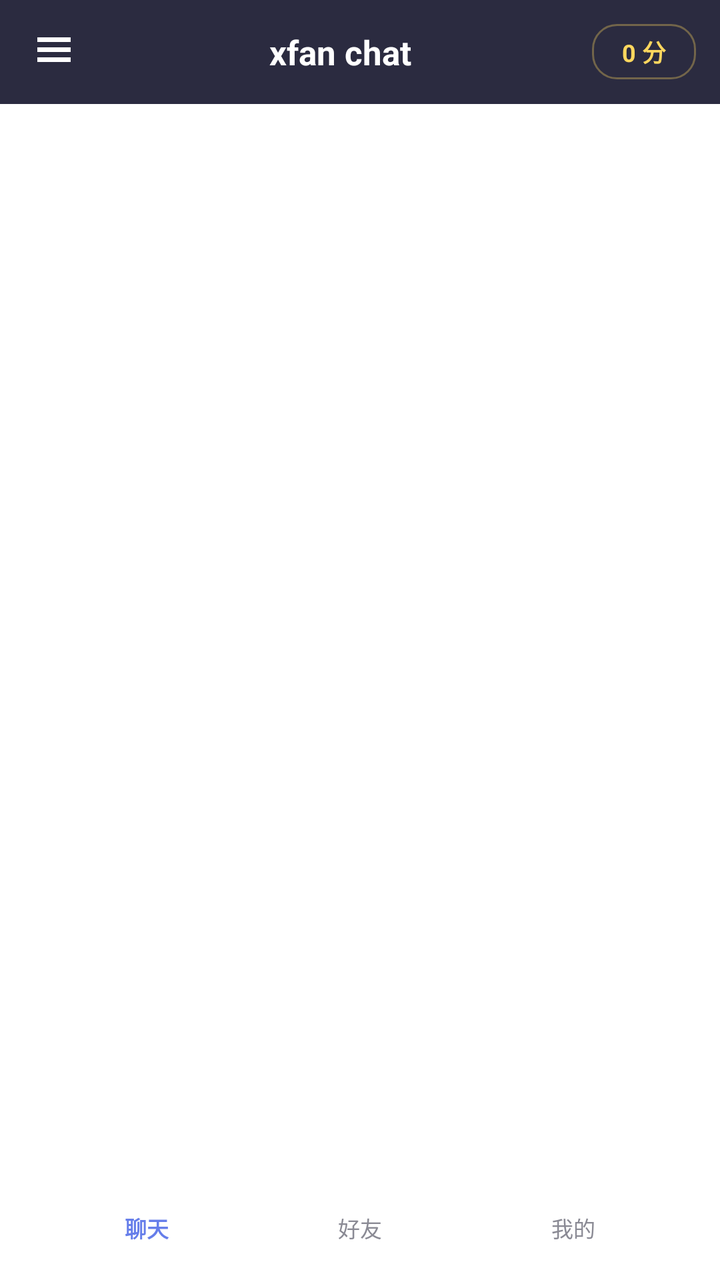
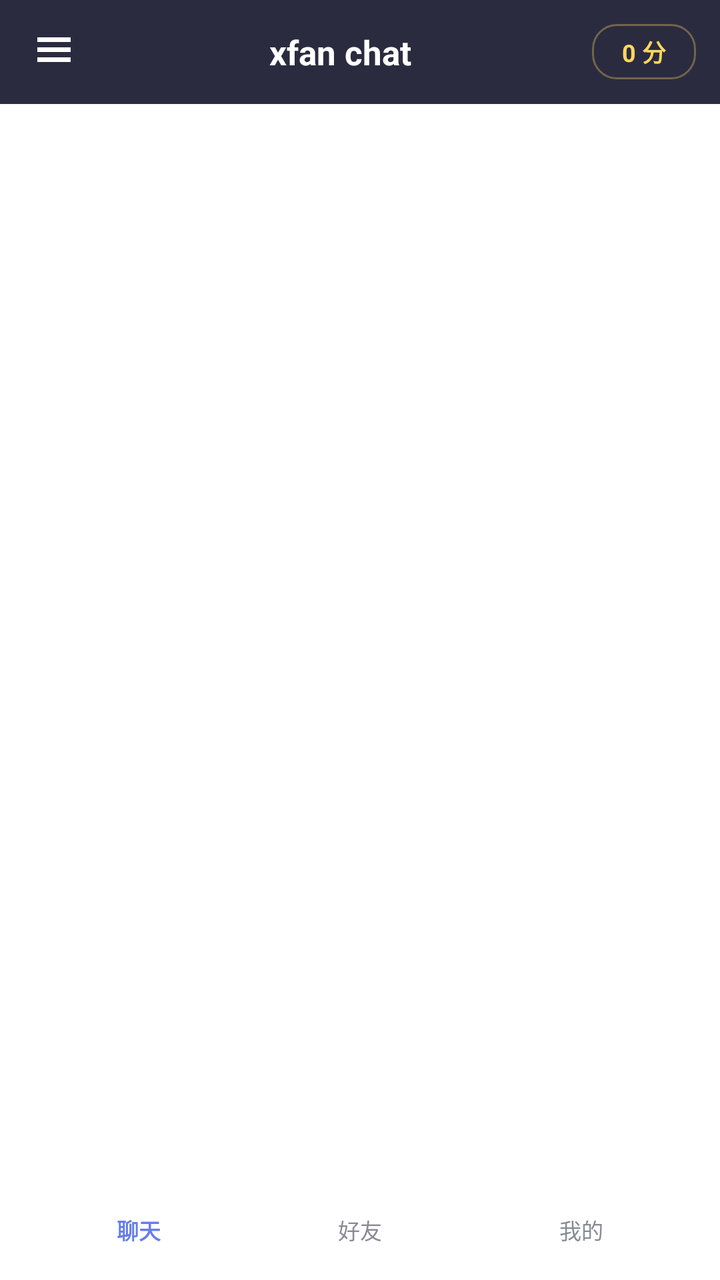

The first picture is an Android layout as it rendered before a commit; the second is the same layout after the commit. The layout source and the unified diff follow.
<!-- AndroidManifest.xml: application theme AppTheme -->
<!-- res/layout/activity_main.xml -->
<?xml version="1.0" encoding="utf-8"?>
<FrameLayout xmlns:android="http://schemas.android.com/apk/res/android"
    android:layout_width="match_parent"
    android:layout_height="match_parent"
>

    
    <LinearLayout
        android:layout_width="match_parent"
        android:layout_height="match_parent"
        android:orientation="vertical">

        <LinearLayout
            android:id="@+id/topBar"
            android:layout_width="match_parent"
            android:layout_height="52dp"
            android:background="@color/primary"
            android:gravity="center_vertical"
            android:orientation="horizontal"
            android:paddingLeft="6dp"
            android:paddingRight="12dp">

            <ImageButton
                android:id="@+id/btnDrawer"
                android:layout_width="42dp"
                android:layout_height="42dp"
                android:background="@null"
                android:contentDescription="@string/drawer_title"
                android:src="@drawable/ic_menu"
                android:tint="@color/text_light" />

            <TextView
                android:id="@+id/tvTitle"
                android:layout_width="0dp"
                android:layout_height="wrap_content"
                android:layout_weight="1"
                android:ellipsize="end"
                android:gravity="center"
                android:maxLines="1"
                android:text="@string/app_name"
                android:textColor="@color/text_light"
                android:textSize="17sp"
                android:textStyle="bold" />

            
            <TextView
                android:id="@+id/tvPoints"
                android:layout_width="wrap_content"
                android:layout_height="wrap_content"
                android:layout_marginLeft="4dp"
                android:layout_weight="0"
                android:background="@drawable/bg_top_chip"
                android:ellipsize="end"
                android:gravity="center"
                android:maxLines="1"
                android:minWidth="52dp"
                android:paddingLeft="10dp"
                android:paddingTop="5dp"
                android:paddingRight="10dp"
                android:paddingBottom="5dp"
                android:text="0 分"
                android:textColor="#FFD75E"
                android:textSize="12sp"
                android:textStyle="bold"
                android:visibility="visible" />
        </LinearLayout>

        <FrameLayout
            android:id="@+id/content"
            android:layout_width="match_parent"
            android:layout_height="0dp"
            android:layout_weight="1" />

        
        <FrameLayout
            android:id="@+id/dockWrap"
            android:layout_width="match_parent"
            android:layout_height="66dp"
            android:paddingLeft="14dp"
            android:paddingTop="6dp"
            android:paddingRight="14dp"
            android:paddingBottom="14dp">

            
            <FrameLayout
                android:id="@+id/dockGlass"
                android:layout_width="match_parent"
                android:layout_height="match_parent" />

            
            <View
                android:id="@+id/dockIndicator"
                android:layout_width="0dp"
                android:layout_height="match_parent"
                android:layout_gravity="center_vertical"
                android:background="@drawable/bg_dock_pill"
                android:visibility="invisible" />

            <LinearLayout
                android:id="@+id/bottomBar"
                android:layout_width="match_parent"
                android:layout_height="match_parent"
                android:background="@null"
                android:orientation="horizontal"
                android:paddingLeft="6dp"
                android:paddingRight="6dp">

                
                <LinearLayout
                    android:id="@+id/tabChat"
                    android:layout_width="0dp"
                    android:layout_height="match_parent"
                    android:layout_weight="1"
                    android:gravity="center"
                    android:orientation="vertical">

                    <ImageView
                        android:id="@+id/icChat"
                        android:layout_width="20dp"
                        android:layout_height="20dp"
                        android:contentDescription="@string/tab_chat"
                        android:src="@drawable/ic_tab_chat" />

                    <TextView
                        android:id="@+id/tvChat"
                        android:layout_width="wrap_content"
                        android:layout_height="wrap_content"
                        android:layout_marginTop="2dp"
                        android:text="@string/tab_chat"
                        android:textColor="@color/accent"
                        android:textSize="11sp"
                        android:textStyle="bold" />
                </LinearLayout>

                <LinearLayout
                    android:id="@+id/tabFriends"
                    android:layout_width="0dp"
                    android:layout_height="match_parent"
                    android:layout_weight="1"
                    android:gravity="center"
                    android:orientation="vertical">

                    <ImageView
                        android:id="@+id/icFriends"
                        android:layout_width="20dp"
                        android:layout_height="20dp"
                        android:contentDescription="@string/tab_friends"
                        android:src="@drawable/ic_tab_friends" />

                    <TextView
                        android:id="@+id/tvFriends"
                        android:layout_width="wrap_content"
                        android:layout_height="wrap_content"
                        android:layout_marginTop="2dp"
                        android:text="@string/tab_friends"
                        android:textColor="@color/text_sub"
                        android:textSize="11sp" />
                </LinearLayout>

                <LinearLayout
                    android:id="@+id/tabMe"
                    android:layout_width="0dp"
                    android:layout_height="match_parent"
                    android:layout_weight="1"
                    android:gravity="center"
                    android:orientation="vertical">

                    <ImageView
                        android:id="@+id/icMe"
                        android:layout_width="20dp"
                        android:layout_height="20dp"
                        android:contentDescription="@string/tab_me"
                        android:src="@drawable/ic_tab_me" />

                    <TextView
                        android:id="@+id/tvMe"
                        android:layout_width="wrap_content"
                        android:layout_height="wrap_content"
                        android:layout_marginTop="2dp"
                        android:text="@string/tab_me"
                        android:textColor="@color/text_sub"
                        android:textSize="11sp" />
                </LinearLayout>
            </LinearLayout>
        </FrameLayout>
    </LinearLayout>

    
    <FrameLayout
        android:id="@+id/drawerRoot"
        android:layout_width="match_parent"
        android:layout_height="match_parent"
        android:visibility="gone">

        <View
            android:id="@+id/drawerMask"
            android:layout_width="match_parent"
            android:layout_height="match_parent"
            android:background="@color/mask" />

        <LinearLayout
            android:id="@+id/drawerPanel"
            android:layout_width="270dp"
            android:layout_height="match_parent"
            android:layout_gravity="start"
            android:background="@color/bg_drawer"
            android:orientation="vertical">

            <TextView
                android:layout_width="match_parent"
                android:layout_height="52dp"
                android:background="@color/primaryDark"
                android:gravity="center_vertical"
                android:paddingLeft="16dp"
                android:text="@string/drawer_title"
                android:textColor="@color/text_drawer"
                android:textSize="16sp"
                android:textStyle="bold" />

            <ScrollView
                android:layout_width="match_parent"
                android:layout_height="0dp"
                android:layout_weight="1">

                <LinearLayout
                    android:id="@+id/drawerBody"
                    android:layout_width="match_parent"
                    android:layout_height="wrap_content"
                    android:orientation="vertical"
                    android:padding="12dp" />
            </ScrollView>
        </LinearLayout>
    </FrameLayout>
</FrameLayout>
<!-- resources referenced by this layout -->
<resources>
  <color name="accent">#667EEA</color>
  <color name="bg_drawer">#232336</color>
  <color name="mask">#99000000</color>
  <color name="primary">#2B2B40</color>
  <color name="primaryDark">#1B1B28</color>
  <color name="text_drawer">#5FE3F0</color>
  <color name="text_light">#FFFFFF</color>
  <color name="text_sub">#8A8A94</color>
  <!-- drawable bg_dock_pill (drawable) -->
  <?xml version="1.0" encoding="utf-8"?>
  <shape xmlns:android="http://schemas.android.com/apk/res/android"
      android:shape="rectangle">
      <gradient
          android:angle="270"
          android:endColor="#CC1B3A6B"
          android:startColor="#F22B4E8F"
          android:type="linear" />
      <stroke
          android:width="1dp"
          android:color="#99FFFFFF" />
      <corners android:radius="22dp" />
  </shape>
  <!-- drawable bg_top_chip (drawable) -->
  <?xml version="1.0" encoding="utf-8"?>
  <shape xmlns:android="http://schemas.android.com/apk/res/android"
      android:shape="rectangle">
      <solid android:color="#00000000" />
      <stroke android:width="1dp" android:color="#55FFD75E" />
      <corners android:radius="12dp" />
  </shape>
  <!-- drawable ic_tab_chat (drawable) -->
  <?xml version="1.0" encoding="utf-8"?>
  <layer-list xmlns:android="http://schemas.android.com/apk/res/android">
      <item
          android:width="18dp"
          android:height="14dp"
          android:gravity="center">
          <shape android:shape="rectangle">
              <solid android:color="#FFFFFFFF" />
              <corners android:radius="4dp" />
          </shape>
      </item>
      <item
          android:width="6dp"
          android:height="5dp"
          android:gravity="bottom|center_horizontal"
          android:bottom="7dp"
          android:left="9dp">
          <rotate android:fromDegrees="45">
              <shape android:shape="rectangle">
                  <solid android:color="#FFFFFFFF" />
              </shape>
          </rotate>
      </item>
  </layer-list>
  <!-- drawable ic_tab_friends (drawable) -->
  <?xml version="1.0" encoding="utf-8"?>
  <layer-list xmlns:android="http://schemas.android.com/apk/res/android">
      <item
          android:width="9dp"
          android:height="9dp"
          android:gravity="center"
          android:right="7dp"
          android:bottom="2dp">
          <shape android:shape="oval">
              <solid android:color="#FFFFFFFF" />
          </shape>
      </item>
      <item
          android:width="11dp"
          android:height="11dp"
          android:gravity="center"
          android:left="6dp"
          android:top="1dp">
          <shape android:shape="oval">
              <solid android:color="#FFFFFFFF" />
          </shape>
      </item>
  </layer-list>
  <!-- drawable ic_tab_me (drawable) -->
  <?xml version="1.0" encoding="utf-8"?>
  <layer-list xmlns:android="http://schemas.android.com/apk/res/android">
      <item
          android:width="8dp"
          android:height="8dp"
          android:gravity="center_horizontal|top"
          android:top="3dp">
          <shape android:shape="oval">
              <solid android:color="#FFFFFFFF" />
          </shape>
      </item>
      <item
          android:width="16dp"
          android:height="8dp"
          android:gravity="center_horizontal|bottom">
          <shape android:shape="rectangle">
              <solid android:color="#FFFFFFFF" />
              <corners
                  android:topLeftRadius="8dp"
                  android:topRightRadius="8dp" />
          </shape>
      </item>
  </layer-list>
  <string name="app_name">xfan chat</string>
  <string name="drawer_title">个性化</string>
  <string name="tab_chat">聊天</string>
  <string name="tab_friends">好友</string>
  <string name="tab_me">我的</string>
  <color name="bg">#FFFFFF</color>
  <!-- unchanged entries left out for length: 2 -->
</resources>

<!-- the commit's change to res/layout/activity_main.xml (unified diff, before → after) -->
@@ -101,11 +101,8 @@
                 android:layout_width="match_parent"
                 android:layout_height="match_parent"
                 android:background="@null"
-                android:orientation="horizontal"
-                android:paddingLeft="6dp"
-                android:paddingRight="6dp">
-
-                
+                android:orientation="horizontal">
+
                 <LinearLayout
                     android:id="@+id/tabChat"
                     android:layout_width="0dp"
@@ -116,9 +113,11 @@
 
                     <ImageView
                         android:id="@+id/icChat"
-                        android:layout_width="20dp"
-                        android:layout_height="20dp"
+                        android:layout_width="22dp"
+                        android:layout_height="22dp"
+                        android:adjustViewBounds="true"
                         android:contentDescription="@string/tab_chat"
+                        android:scaleType="fitCenter"
                         android:src="@drawable/ic_tab_chat" />
 
                     <TextView
@@ -140,12 +139,30 @@
                     android:gravity="center"
                     android:orientation="vertical">
 
-                    <ImageView
-                        android:id="@+id/icFriends"
-                        android:layout_width="20dp"
-                        android:layout_height="20dp"
-                        android:contentDescription="@string/tab_friends"
-                        android:src="@drawable/ic_tab_friends" />
+                    
+                    <LinearLayout
+                        android:layout_width="wrap_content"
+                        android:layout_height="22dp"
+                        android:gravity="center"
+                        android:orientation="horizontal">
+
+                        <ImageView
+                            android:id="@+id/icFriends"
+                            android:layout_width="14dp"
+                            android:layout_height="14dp"
+                            android:adjustViewBounds="true"
+                            android:contentDescription="@string/tab_friends"
+                            android:scaleType="fitCenter"
+                            android:src="@drawable/ic_tab_dot" />
+
+                        <ImageView
+                            android:layout_width="14dp"
+                            android:layout_height="14dp"
+                            android:layout_marginLeft="-3dp"
+                            android:adjustViewBounds="true"
+                            android:scaleType="fitCenter"
+                            android:src="@drawable/ic_tab_dot" />
+                    </LinearLayout>
 
                     <TextView
                         android:id="@+id/tvFriends"
@@ -167,9 +184,11 @@
 
                     <ImageView
                         android:id="@+id/icMe"
-                        android:layout_width="20dp"
-                        android:layout_height="20dp"
+                        android:layout_width="22dp"
+                        android:layout_height="22dp"
+                        android:adjustViewBounds="true"
                         android:contentDescription="@string/tab_me"
+                        android:scaleType="fitCenter"
                         android:src="@drawable/ic_tab_me" />
 
                     <TextView
<!-- resource entries referenced after the edit -->
@@ -10,18 +10,34 @@
   <color name="text_sub">#8A8A94</color>
   <!-- drawable bg_dock_pill (drawable) -->
   <?xml version="1.0" encoding="utf-8"?>
-  <shape xmlns:android="http://schemas.android.com/apk/res/android"
-      android:shape="rectangle">
-      <gradient
-          android:angle="270"
-          android:endColor="#CC1B3A6B"
-          android:startColor="#F22B4E8F"
-          android:type="linear" />
-      <stroke
-          android:width="1dp"
-          android:color="#99FFFFFF" />
-      <corners android:radius="22dp" />
-  </shape>
+  <layer-list xmlns:android="http://schemas.android.com/apk/res/android">
+      <item>
+          <shape android:shape="rectangle">
+              <gradient
+                  android:angle="270"
+                  android:endColor="#55258CFF"
+                  android:startColor="#887FBFFF"
+                  android:type="linear" />
+              <stroke
+                  android:width="1.5dp"
+                  android:color="#FF1B4DB0" />
+              <corners android:radius="22dp" />
+          </shape>
+      </item>
+      
+      <item android:bottom="14dp">
+          <shape android:shape="rectangle">
+              <gradient
+                  android:angle="270"
+                  android:endColor="#00FFFFFF"
+                  android:startColor="#4DFFFFFF"
+                  android:type="linear" />
+              <corners
+                  android:topLeftRadius="22dp"
+                  android:topRightRadius="22dp" />
+          </shape>
+      </item>
+  </layer-list>
   <!-- drawable bg_top_chip (drawable) -->
   <?xml version="1.0" encoding="utf-8"?>
   <shape xmlns:android="http://schemas.android.com/apk/res/android"
@@ -32,77 +48,35 @@
   </shape>
   <!-- drawable ic_tab_chat (drawable) -->
   <?xml version="1.0" encoding="utf-8"?>
-  <layer-list xmlns:android="http://schemas.android.com/apk/res/android">
-      <item
-          android:width="18dp"
-          android:height="14dp"
-          android:gravity="center">
-          <shape android:shape="rectangle">
-              <solid android:color="#FFFFFFFF" />
-              <corners android:radius="4dp" />
-          </shape>
-      </item>
-      <item
-          android:width="6dp"
-          android:height="5dp"
-          android:gravity="bottom|center_horizontal"
-          android:bottom="7dp"
-          android:left="9dp">
-          <rotate android:fromDegrees="45">
-              <shape android:shape="rectangle">
-                  <solid android:color="#FFFFFFFF" />
-              </shape>
-          </rotate>
-      </item>
-  </layer-list>
-  <!-- drawable ic_tab_friends (drawable) -->
+  <shape xmlns:android="http://schemas.android.com/apk/res/android"
+      android:shape="rectangle">
+      <size
+          android:width="20dp"
+          android:height="16dp" />
+      <solid android:color="#FFFFFFFF" />
+      <corners android:radius="5dp" />
+  </shape>
+  <!-- drawable ic_tab_dot (drawable) -->
   <?xml version="1.0" encoding="utf-8"?>
-  <layer-list xmlns:android="http://schemas.android.com/apk/res/android">
-      <item
-          android:width="9dp"
-          android:height="9dp"
-          android:gravity="center"
-          android:right="7dp"
-          android:bottom="2dp">
-          <shape android:shape="oval">
-              <solid android:color="#FFFFFFFF" />
-          </shape>
-      </item>
-      <item
-          android:width="11dp"
-          android:height="11dp"
-          android:gravity="center"
-          android:left="6dp"
-          android:top="1dp">
-          <shape android:shape="oval">
-              <solid android:color="#FFFFFFFF" />
-          </shape>
-      </item>
-  </layer-list>
+  <shape xmlns:android="http://schemas.android.com/apk/res/android"
+      android:shape="oval">
+      <size
+          android:width="12dp"
+          android:height="12dp" />
+      <solid android:color="#FFFFFFFF" />
+  </shape>
   <!-- drawable ic_tab_me (drawable) -->
   <?xml version="1.0" encoding="utf-8"?>
-  <layer-list xmlns:android="http://schemas.android.com/apk/res/android">
-      <item
-          android:width="8dp"
-          android:height="8dp"
-          android:gravity="center_horizontal|top"
-          android:top="3dp">
-          <shape android:shape="oval">
-              <solid android:color="#FFFFFFFF" />
-          </shape>
-      </item>
-      <item
-          android:width="16dp"
-          android:height="8dp"
-          android:gravity="center_horizontal|bottom">
-          <shape android:shape="rectangle">
-              <solid android:color="#FFFFFFFF" />
-              <corners
-                  android:topLeftRadius="8dp"
-                  android:topRightRadius="8dp" />
-          </shape>
-      </item>
-  </layer-list>
+  <shape xmlns:android="http://schemas.android.com/apk/res/android"
+      android:shape="rectangle">
+      <size
+          android:width="18dp"
+          android:height="16dp" />
+      <solid android:color="#FFFFFFFF" />
+      <corners
+          android:topLeftRadius="8dp"
+          android:topRightRadius="8dp" />
+  </shape>
   <string name="app_name">xfan chat</string>
   <string name="drawer_title">个性化</string>
   <string name="tab_chat">聊天</string>
